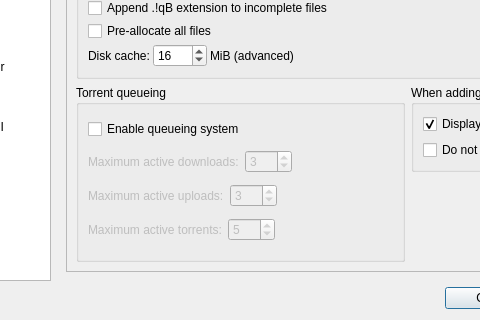
The window that src/ui/options.ui (SysAdminDoc/qBittorrent-Vanced) describes before a commit, drawn with Qt 5; both pictures show x 81 to 561 and y 252 to 572 of the 789 by 572 pixel window.
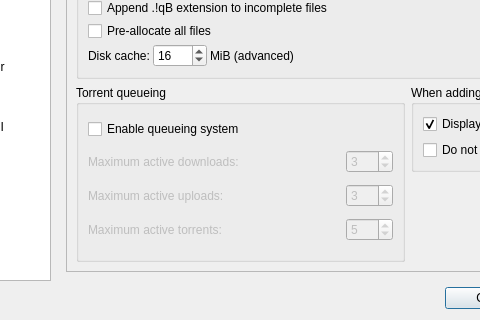
The same window after the commit. The open tabs and pages were chosen to show the change. Icons and pictures are not drawn.

Commit message: - Minor cosmetic changes to program preferences

```diff
--- a/src/ui/options.ui
+++ b/src/ui/options.ui
@@ -637,7 +637,7 @@
             <property name="geometry">
              <rect>
               <x>0</x>
-              <y>0</y>
+              <y>-27</y>
               <width>644</width>
               <height>504</height>
              </rect>
@@ -909,6 +909,19 @@
                       </property>
                      </widget>
                     </item>
+                    <item>
+                     <spacer name="horizontalSpacer_7">
+                      <property name="orientation">
+                       <enum>Qt::Horizontal</enum>
+                      </property>
+                      <property name="sizeHint" stdset="0">
+                       <size>
+                        <width>40</width>
+                        <height>20</height>
+                       </size>
+                      </property>
+                     </spacer>
+                    </item>
                     <item>
                      <widget class="QSpinBox" name="spinMaxActiveDownloads">
                       <property name="enabled">
@@ -925,19 +938,6 @@
                       </property>
                      </widget>
                     </item>
-                    <item>
-                     <spacer>
-                      <property name="orientation">
-                       <enum>Qt::Horizontal</enum>
-                      </property>
-                      <property name="sizeHint" stdset="0">
-                       <size>
-                        <width>40</width>
-                        <height>20</height>
-                       </size>
-                      </property>
-                     </spacer>
-                    </item>
                    </layout>
                   </item>
                   <item>
@@ -952,6 +952,19 @@
                       </property>
                      </widget>
                     </item>
+                    <item>
+                     <spacer>
+                      <property name="orientation">
+                       <enum>Qt::Horizontal</enum>
+                      </property>
+                      <property name="sizeHint" stdset="0">
+                       <size>
+                        <width>40</width>
+                        <height>20</height>
+                       </size>
+                      </property>
+                     </spacer>
+                    </item>
                     <item>
                      <widget class="QSpinBox" name="spinMaxActiveUploads">
                       <property name="enabled">
@@ -968,19 +981,6 @@
                       </property>
                      </widget>
                     </item>
-                    <item>
-                     <spacer>
-                      <property name="orientation">
-                       <enum>Qt::Horizontal</enum>
-                      </property>
-                      <property name="sizeHint" stdset="0">
-                       <size>
-                        <width>40</width>
-                        <height>20</height>
-                       </size>
-                      </property>
-                     </spacer>
-                    </item>
                    </layout>
                   </item>
                   <item>
@@ -995,6 +995,19 @@
                       </property>
                      </widget>
                     </item>
+                    <item>
+                     <spacer>
+                      <property name="orientation">
+                       <enum>Qt::Horizontal</enum>
+                      </property>
+                      <property name="sizeHint" stdset="0">
+                       <size>
+                        <width>381</width>
+                        <height>20</height>
+                       </size>
+                      </property>
+                     </spacer>
+                    </item>
                     <item>
                      <widget class="QSpinBox" name="spinMaxActiveTorrents">
                       <property name="enabled">
@@ -1011,19 +1024,6 @@
                       </property>
                      </widget>
                     </item>
-                    <item>
-                     <spacer>
-                      <property name="orientation">
-                       <enum>Qt::Horizontal</enum>
-                      </property>
-                      <property name="sizeHint" stdset="0">
-                       <size>
-                        <width>381</width>
-                        <height>20</height>
-                       </size>
-                      </property>
-                     </spacer>
-                    </item>
                    </layout>
                   </item>
                  </layout>
```
